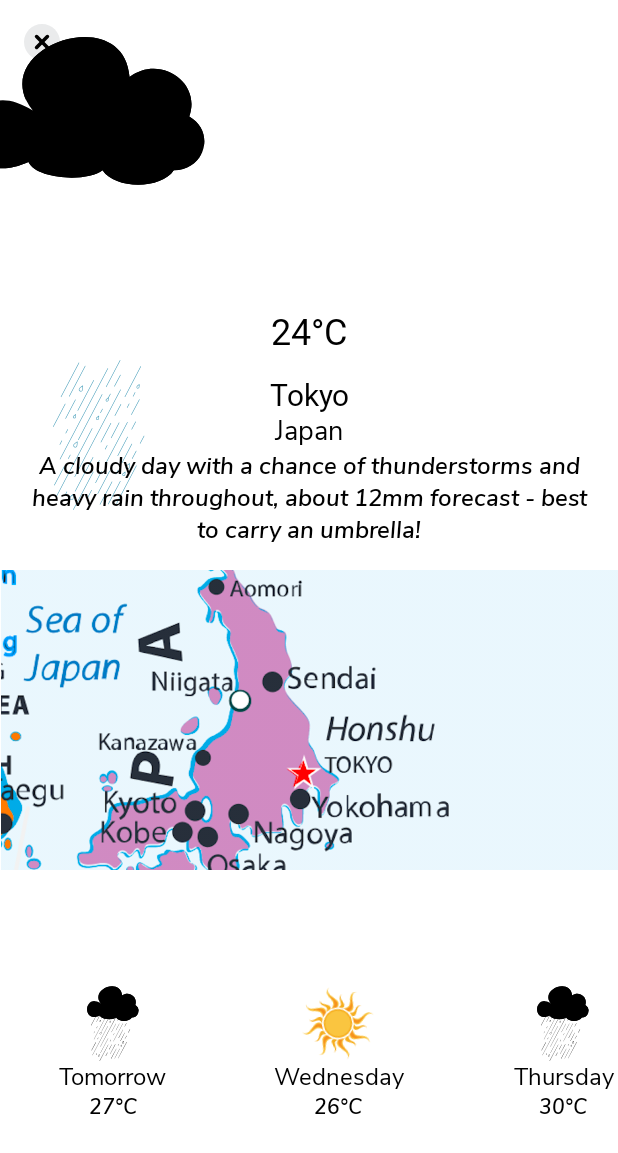
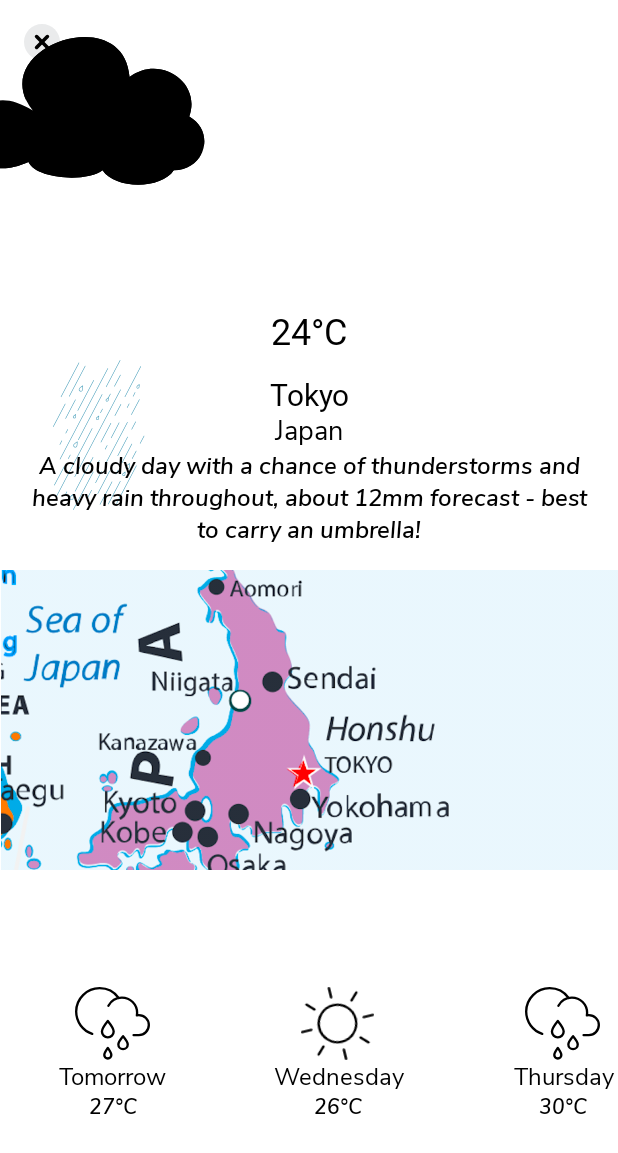
Before and after one commit to poppito/SprocketWeather, an Android app built with Jetpack Compose: the screen it shows after launch (CitiesActivity), after a tap on "Tokyo", on a phone screen of 412 x 824 dp. Shown: the top 1153 px of the screen. Run offline under Robolectric (Android 15) with nearby library versions, the phone set to English and light mode, and no system bars; Roboto replaces fonts that are not available here.

Commit message:
add correct symbols

```diff
--- a/app/src/main/java/com/example/androiddevchallenge/CitiesActivity.kt
+++ b/app/src/main/java/com/example/androiddevchallenge/CitiesActivity.kt
@@ -492,7 +492,7 @@ fun ShowSmallPreviewItem(day: String, temperature: Int, weatherEvent: String) {
         when (weatherEvent) {
             Constants.SNOWY -> {
                 Image(
-                    painterResource(id = R.drawable.snowflake1),
+                    painterResource(id = R.drawable.snow_small),
                     contentDescription = stringResource(id = R.string.cd_snowy),
                     modifier = Modifier
                         .size(50.dp)
@@ -502,7 +502,7 @@ fun ShowSmallPreviewItem(day: String, temperature: Int, weatherEvent: String) {
             }
             Constants.RAINY -> {
                 Image(
-                    painterResource(id = R.drawable.rain_cloud),
+                    painterResource(id = R.drawable.rain_small),
                     contentDescription = stringResource(id = R.string.cd_snowy),
                     modifier = Modifier.size(50.dp),
                     colorFilter = ColorFilter.tint(color = MaterialTheme.colors.onBackground)
@@ -510,7 +510,17 @@ fun ShowSmallPreviewItem(day: String, temperature: Int, weatherEvent: String) {
             }
             Constants.SUNNY -> {
                 Image(
-                    painterResource(id = R.drawable.sun),
+                    painterResource(id = R.drawable.sun_small),
+                    contentDescription = stringResource(id = R.string.cd_snowy),
+                    modifier = Modifier
+                        .size(50.dp)
+                        .rotate(rotate.value),
+                    colorFilter = ColorFilter.tint(color = MaterialTheme.colors.onBackground)
+                )
+            }
+            Constants.OVERCAST -> {
+                Image(
+                    painterResource(id = R.drawable.overcast_small),
                     contentDescription = stringResource(id = R.string.cd_snowy),
                     modifier = Modifier
                         .size(50.dp)
--- a/app/src/main/java/com/example/androiddevchallenge/Constants.kt
+++ b/app/src/main/java/com/example/androiddevchallenge/Constants.kt
@@ -22,5 +22,6 @@ class Constants {
         const val SUNNY = "sunny"
         const val RAINY = "rainy"
         const val SNOWY = "snowy"
+        const val OVERCAST = "overcast"
     }
 }
--- a/app/src/main/java/com/example/androiddevchallenge/model/Models.kt
+++ b/app/src/main/java/com/example/androiddevchallenge/model/Models.kt
@@ -15,6 +15,7 @@
  */
 package com.example.androiddevchallenge.model
 
+import com.example.androiddevchallenge.Constants.Companion.OVERCAST
 import com.example.androiddevchallenge.Constants.Companion.RAINY
 import com.example.androiddevchallenge.Constants.Companion.SNOWY
 import com.example.androiddevchallenge.Constants.Companion.SUNNY
@@ -86,8 +87,8 @@ val cityItems = listOf<Models.CityItem>(
             Models.WeatherPreviewItem(27, day = R.string.txt_tomorrow, weather = RAINY),
             Models.WeatherPreviewItem(26, day = R.string.txt_wednesday, weather = SUNNY),
             Models.WeatherPreviewItem(30, day = R.string.txt_thursday, weather = RAINY),
-            Models.WeatherPreviewItem(25, day = R.string.txt_friday, weather = SUNNY),
-            Models.WeatherPreviewItem(23, day = R.string.txt_saturday, weather = SUNNY),
+            Models.WeatherPreviewItem(25, day = R.string.txt_friday, weather = OVERCAST),
+            Models.WeatherPreviewItem(23, day = R.string.txt_saturday, weather = OVERCAST),
         )
     ),
     Models.CityItem(
@@ -102,7 +103,7 @@ val cityItems = listOf<Models.CityItem>(
             Models.WeatherPreviewItem(32, day = R.string.txt_wednesday, weather = SUNNY),
             Models.WeatherPreviewItem(30, day = R.string.txt_thursday, weather = RAINY),
             Models.WeatherPreviewItem(24, day = R.string.txt_friday, weather = RAINY),
-            Models.WeatherPreviewItem(27, day = R.string.txt_saturday, weather = SUNNY),
+            Models.WeatherPreviewItem(27, day = R.string.txt_saturday, weather = OVERCAST),
         )
     ),
     Models.CityItem(
@@ -128,7 +129,7 @@ val cityItems = listOf<Models.CityItem>(
         primaryWeatherEvent = WeatherEvent.Rain(level = 2),
         map = R.drawable.london_map,
         weatherPreviews = listOf(
-            Models.WeatherPreviewItem(17, day = R.string.txt_tomorrow, weather = SUNNY),
+            Models.WeatherPreviewItem(17, day = R.string.txt_tomorrow, weather = OVERCAST),
             Models.WeatherPreviewItem(17, day = R.string.txt_wednesday, weather = SUNNY),
             Models.WeatherPreviewItem(20, day = R.string.txt_thursday, weather = RAINY),
             Models.WeatherPreviewItem(19, day = R.string.txt_friday, weather = RAINY),
@@ -144,7 +145,7 @@ val cityItems = listOf<Models.CityItem>(
         map = R.drawable.hk_map,
         weatherPreviews = listOf(
             Models.WeatherPreviewItem(28, day = R.string.txt_tomorrow, weather = SUNNY),
-            Models.WeatherPreviewItem(32, day = R.string.txt_wednesday, weather = SUNNY),
+            Models.WeatherPreviewItem(32, day = R.string.txt_wednesday, weather = OVERCAST),
             Models.WeatherPreviewItem(33, day = R.string.txt_thursday, weather = RAINY),
             Models.WeatherPreviewItem(33, day = R.string.txt_friday, weather = RAINY),
             Models.WeatherPreviewItem(29, day = R.string.txt_saturday, weather = SUNNY),
@@ -159,7 +160,7 @@ val cityItems = listOf<Models.CityItem>(
         map = R.drawable.athens_map,
         weatherPreviews = listOf(
             Models.WeatherPreviewItem(19, day = R.string.txt_tomorrow, weather = SUNNY),
-            Models.WeatherPreviewItem(19, day = R.string.txt_wednesday, weather = SUNNY),
+            Models.WeatherPreviewItem(19, day = R.string.txt_wednesday, weather = OVERCAST),
             Models.WeatherPreviewItem(23, day = R.string.txt_thursday, weather = RAINY),
             Models.WeatherPreviewItem(25, day = R.string.txt_friday, weather = SUNNY),
             Models.WeatherPreviewItem(27, day = R.string.txt_saturday, weather = SUNNY),
@@ -177,7 +178,7 @@ val cityItems = listOf<Models.CityItem>(
             Models.WeatherPreviewItem(7, day = R.string.txt_wednesday, weather = SNOWY),
             Models.WeatherPreviewItem(11, day = R.string.txt_thursday, weather = SUNNY),
             Models.WeatherPreviewItem(16, day = R.string.txt_friday, weather = SUNNY),
-            Models.WeatherPreviewItem(14, day = R.string.txt_saturday, weather = SUNNY),
+            Models.WeatherPreviewItem(14, day = R.string.txt_saturday, weather = OVERCAST),
         )
     ),
     Models.CityItem(
@@ -189,9 +190,9 @@ val cityItems = listOf<Models.CityItem>(
         map = R.drawable.paris_map,
         weatherPreviews = listOf(
             Models.WeatherPreviewItem(19, day = R.string.txt_tomorrow, weather = SUNNY),
-            Models.WeatherPreviewItem(19, day = R.string.txt_wednesday, weather = SUNNY),
+            Models.WeatherPreviewItem(19, day = R.string.txt_wednesday, weather = OVERCAST),
             Models.WeatherPreviewItem(23, day = R.string.txt_thursday, weather = RAINY),
-            Models.WeatherPreviewItem(25, day = R.string.txt_friday, weather = SUNNY),
+            Models.WeatherPreviewItem(25, day = R.string.txt_friday, weather = OVERCAST),
             Models.WeatherPreviewItem(27, day = R.string.txt_saturday, weather = SUNNY),
         )
     ),
@@ -218,7 +219,7 @@ val cityItems = listOf<Models.CityItem>(
         primaryWeatherEvent = WeatherEvent.Sun(level = 1),
         map = R.drawable.rdj_map,
         weatherPreviews = listOf(
-            Models.WeatherPreviewItem(33, day = R.string.txt_tomorrow, weather = SUNNY),
+            Models.WeatherPreviewItem(33, day = R.string.txt_tomorrow, weather = OVERCAST),
             Models.WeatherPreviewItem(34, day = R.string.txt_wednesday, weather = SUNNY),
             Models.WeatherPreviewItem(30, day = R.string.txt_thursday, weather = RAINY),
             Models.WeatherPreviewItem(22, day = R.string.txt_friday, weather = RAINY),
@@ -233,8 +234,8 @@ val cityItems = listOf<Models.CityItem>(
         primaryWeatherEvent = WeatherEvent.Sun(level = 3),
         map = R.drawable.abu_dhabi_map,
         weatherPreviews = listOf(
-            Models.WeatherPreviewItem(40, day = R.string.txt_tomorrow, weather = SUNNY),
-            Models.WeatherPreviewItem(39, day = R.string.txt_wednesday, weather = SUNNY),
+            Models.WeatherPreviewItem(40, day = R.string.txt_tomorrow, weather = OVERCAST),
+            Models.WeatherPreviewItem(39, day = R.string.txt_wednesday, weather = OVERCAST),
             Models.WeatherPreviewItem(39, day = R.string.txt_thursday, weather = SUNNY),
             Models.WeatherPreviewItem(40, day = R.string.txt_friday, weather = SUNNY),
             Models.WeatherPreviewItem(41, day = R.string.txt_saturday, weather = SUNNY),
--- /dev/null
+++ b/app/src/main/res/drawable/ic_humidity_small.xml
@@ -0,0 +1,22 @@
+<vector android:height="24dp" android:viewportHeight="64"
+    android:viewportWidth="64" android:width="24dp" xmlns:android="http://schemas.android.com/apk/res/android">
+    <path android:fillColor="#00000000" android:pathData="M61,34L40,55"
+        android:strokeColor="#464646" android:strokeLineCap="round"
+        android:strokeLineJoin="round" android:strokeWidth="2"/>
+    <path android:fillColor="#00000000"
+        android:pathData="M43,42C45.7614,42 48,39.7614 48,37C48,34.2386 45.7614,32 43,32C40.2386,32 38,34.2386 38,37C38,39.7614 40.2386,42 43,42Z"
+        android:strokeColor="#464646" android:strokeLineCap="round"
+        android:strokeLineJoin="round" android:strokeWidth="2"/>
+    <path android:fillColor="#00000000"
+        android:pathData="M58,57C60.7614,57 63,54.7614 63,52C63,49.2386 60.7614,47 58,47C55.2386,47 53,49.2386 53,52C53,54.7614 55.2386,57 58,57Z"
+        android:strokeColor="#464646" android:strokeLineCap="round"
+        android:strokeLineJoin="round" android:strokeWidth="2"/>
+    <path android:fillColor="#00000000"
+        android:pathData="M34.1,60C30.8,61.9 27.1,63 23,63C10.8,63 1,53.2 1,41C1,25 23,1 23,1C23,1 33.5,12.5 40,24.8"
+        android:strokeColor="#464646" android:strokeLineCap="round"
+        android:strokeLineJoin="round" android:strokeWidth="2"/>
+    <path android:fillColor="#00000000"
+        android:pathData="M23,53C16.4,53 11,47.6 11,41"
+        android:strokeColor="#464646" android:strokeLineCap="round"
+        android:strokeLineJoin="round" android:strokeWidth="2"/>
+</vector>
--- /dev/null
+++ b/app/src/main/res/drawable/ic_wind_small.xml
@@ -0,0 +1,18 @@
+<vector android:height="21dp" android:viewportHeight="56"
+    android:viewportWidth="64" android:width="24dp" xmlns:android="http://schemas.android.com/apk/res/android">
+    <path android:fillColor="#00000000"
+        android:pathData="M20.3,11C20.1,10.4 20,9.7 20,9C20,4.6 23.6,1 28,1C32.4,1 36,4.6 36,9C36,13.4 32.4,17 28,17C26,17 1,17 1,17"
+        android:strokeColor="#464646" android:strokeLineCap="round"
+        android:strokeLineJoin="round" android:strokeWidth="2"/>
+    <path android:fillColor="#00000000"
+        android:pathData="M38.3,45C38.1,45.6 38,46.3 38,47C38,51.4 41.6,55 46,55C50.4,55 54,51.4 54,47C54,42.6 50.4,39 46,39C44,39 14,39 14,39"
+        android:strokeColor="#464646" android:strokeLineCap="round"
+        android:strokeLineJoin="round" android:strokeWidth="2"/>
+    <path android:fillColor="#00000000" android:pathData="M8,28H18"
+        android:strokeColor="#464646" android:strokeLineCap="round"
+        android:strokeLineJoin="round" android:strokeWidth="2"/>
+    <path android:fillColor="#00000000"
+        android:pathData="M28,28C28,28 49.7,28 53,28C58.5,28 63,23.5 63,18C63,12.5 58.5,8 53,8C47.5,8 43,12.5 43,18"
+        android:strokeColor="#464646" android:strokeLineCap="round"
+        android:strokeLineJoin="round" android:strokeWidth="2"/>
+</vector>
--- /dev/null
+++ b/app/src/main/res/drawable/overcast_small.xml
@@ -0,0 +1,55 @@
+<vector xmlns:android="http://schemas.android.com/apk/res/android"
+    android:width="64dp"
+    android:height="58dp"
+    android:viewportWidth="64"
+    android:viewportHeight="58">
+  <path
+      android:pathData="M37.2,25.3C33.6,20.3 27.7,17 21,17C10,17 1,26 1,37C1,48 10,57 21,57H40"
+      android:strokeLineJoin="round"
+      android:strokeWidth="2"
+      android:fillColor="#00000000"
+      android:strokeColor="#464646"
+      android:strokeLineCap="round"/>
+  <path
+      android:pathData="M28.5,32C30.7,27.8 35,25 40,25C47.2,25 53,30.8 53,38C53,38.7 52.9,39.5 52.8,40.2C53.3,40.1 53.9,40 54.5,40C59.2,40 63,43.8 63,48.5C63,53.2 59.2,57 54.5,57C54.2,57 53.3,57 52,57"
+      android:strokeLineJoin="round"
+      android:strokeWidth="2"
+      android:fillColor="#00000000"
+      android:strokeColor="#464646"
+      android:strokeLineCap="round"/>
+  <path
+      android:pathData="M40,1V7"
+      android:strokeLineJoin="round"
+      android:strokeWidth="2"
+      android:fillColor="#00000000"
+      android:strokeColor="#464646"
+      android:strokeLineCap="round"/>
+  <path
+      android:pathData="M63,24H57"
+      android:strokeLineJoin="round"
+      android:strokeWidth="2"
+      android:fillColor="#00000000"
+      android:strokeColor="#464646"
+      android:strokeLineCap="round"/>
+  <path
+      android:pathData="M23.7,7.7L28,12"
+      android:strokeLineJoin="round"
+      android:strokeWidth="2"
+      android:fillColor="#00000000"
+      android:strokeColor="#464646"
+      android:strokeLineCap="round"/>
+  <path
+      android:pathData="M56.3,7.7L52,12"
+      android:strokeLineJoin="round"
+      android:strokeWidth="2"
+      android:fillColor="#00000000"
+      android:strokeColor="#464646"
+      android:strokeLineCap="round"/>
+  <path
+      android:pathData="M29.2,18.8C31.1,14.8 35.2,12 40,12C46.6,12 52,17.4 52,24C52,26.2 51.4,28.3 50.3,30.1"
+      android:strokeLineJoin="round"
+      android:strokeWidth="2"
+      android:fillColor="#00000000"
+      android:strokeColor="#464646"
+      android:strokeLineCap="round"/>
+</vector>
--- /dev/null
+++ b/app/src/main/res/drawable/rain_small.xml
@@ -0,0 +1,41 @@
+<vector xmlns:android="http://schemas.android.com/apk/res/android"
+    android:width="64dp"
+    android:height="62dp"
+    android:viewportWidth="64"
+    android:viewportHeight="62">
+  <path
+      android:pathData="M14.7,40C6.7,37.4 1,29.9 1,21C1,10 10,1 21,1C27.7,1 33.6,4.3 37.2,9.3"
+      android:strokeLineJoin="round"
+      android:strokeWidth="2"
+      android:fillColor="#00000000"
+      android:strokeColor="#464646"
+      android:strokeLineCap="round"/>
+  <path
+      android:pathData="M28.5,16C30.7,11.8 35,9 40,9C47.2,9 53,14.8 53,22C53,22.7 52.9,23.5 52.8,24.2C53.3,24.1 53.9,24 54.5,24C59.2,24 63,27.8 63,32.5C63,37.2 59.2,41 54.5,41C54.2,41 50,41 50,41"
+      android:strokeLineJoin="round"
+      android:strokeWidth="2"
+      android:fillColor="#00000000"
+      android:strokeColor="#464646"
+      android:strokeLineCap="round"/>
+  <path
+      android:pathData="M45,49C45,51.2 43.2,53 41,53C38.8,53 37,51.2 37,49C37,46.8 41,42 41,42C41,42 45,46.8 45,49Z"
+      android:strokeLineJoin="round"
+      android:strokeWidth="2"
+      android:fillColor="#00000000"
+      android:strokeColor="#464646"
+      android:strokeLineCap="round"/>
+  <path
+      android:pathData="M33,38C33,40.8 30.8,43 28,43C25.2,43 23,40.8 23,38C23,35.2 28,29 28,29C28,29 33,35.2 33,38Z"
+      android:strokeLineJoin="round"
+      android:strokeWidth="2"
+      android:fillColor="#00000000"
+      android:strokeColor="#464646"
+      android:strokeLineCap="round"/>
+  <path
+      android:pathData="M31,58C31,59.7 29.7,61 28,61C26.3,61 25,59.7 25,58C25,56.3 28,52 28,52C28,52 31,56.3 31,58Z"
+      android:strokeLineJoin="round"
+      android:strokeWidth="2"
+      android:fillColor="#00000000"
+      android:strokeColor="#464646"
+      android:strokeLineCap="round"/>
+</vector>
--- /dev/null
+++ b/app/src/main/res/drawable/snow_small.xml
@@ -0,0 +1,97 @@
+<vector xmlns:android="http://schemas.android.com/apk/res/android"
+    android:width="56dp"
+    android:height="64dp"
+    android:viewportWidth="56"
+    android:viewportHeight="64">
+  <path
+      android:pathData="M37,8L28,18L19,8"
+      android:strokeLineJoin="round"
+      android:strokeWidth="2"
+      android:fillColor="#00000000"
+      android:strokeColor="#464646"
+      android:strokeLineCap="round"/>
+  <path
+      android:pathData="M37,56L28,46L19,56"
+      android:strokeLineJoin="round"
+      android:strokeWidth="2"
+      android:fillColor="#00000000"
+      android:strokeColor="#464646"
+      android:strokeLineCap="round"/>
+  <path
+      android:pathData="M53.3,27.8L40,25L44.3,12.2"
+      android:strokeLineJoin="round"
+      android:strokeWidth="2"
+      android:fillColor="#00000000"
+      android:strokeColor="#464646"
+      android:strokeLineCap="round"/>
+  <path
+      android:pathData="M11.7,51.8L16,39L2.7,36.2"
+      android:strokeLineJoin="round"
+      android:strokeWidth="2"
+      android:fillColor="#00000000"
+      android:strokeColor="#464646"
+      android:strokeLineCap="round"/>
+  <path
+      android:pathData="M44.3,51.8L40,39L53.3,36.2"
+      android:strokeLineJoin="round"
+      android:strokeWidth="2"
+      android:fillColor="#00000000"
+      android:strokeColor="#464646"
+      android:strokeLineCap="round"/>
+  <path
+      android:pathData="M2.7,27.8L16,25L11.7,12.2"
+      android:strokeLineJoin="round"
+      android:strokeWidth="2"
+      android:fillColor="#00000000"
+      android:strokeColor="#464646"
+      android:strokeLineCap="round"/>
+  <path
+      android:pathData="M28,38C31.3137,38 34,35.3137 34,32C34,28.6863 31.3137,26 28,26C24.6863,26 22,28.6863 22,32C22,35.3137 24.6863,38 28,38Z"
+      android:strokeLineJoin="round"
+      android:strokeWidth="2"
+      android:fillColor="#00000000"
+      android:strokeColor="#464646"
+      android:strokeLineCap="round"/>
+  <path
+      android:pathData="M22.9,28.9L1,16"
+      android:strokeLineJoin="round"
+      android:strokeWidth="2"
+      android:fillColor="#00000000"
+      android:strokeColor="#464646"
+      android:strokeLineCap="round"/>
+  <path
+      android:pathData="M55,48L33.1,35.1"
+      android:strokeLineJoin="round"
+      android:strokeWidth="2"
+      android:fillColor="#00000000"
+      android:strokeColor="#464646"
+      android:strokeLineCap="round"/>
+  <path
+      android:pathData="M55,16L33.1,28.9"
+      android:strokeLineJoin="round"
+      android:strokeWidth="2"
+      android:fillColor="#00000000"
+      android:strokeColor="#464646"
+      android:strokeLineCap="round"/>
+  <path
+      android:pathData="M1,48L22.9,35.1"
+      android:strokeLineJoin="round"
+      android:strokeWidth="2"
+      android:fillColor="#00000000"
+      android:strokeColor="#464646"
+      android:strokeLineCap="round"/>
+  <path
+      android:pathData="M28,26V1"
+      android:strokeLineJoin="round"
+      android:strokeWidth="2"
+      android:fillColor="#00000000"
+      android:strokeColor="#464646"
+      android:strokeLineCap="round"/>
+  <path
+      android:pathData="M28,38V63"
+      android:strokeLineJoin="round"
+      android:strokeWidth="2"
+      android:fillColor="#00000000"
+      android:strokeColor="#464646"
+      android:strokeLineCap="round"/>
+</vector>
--- /dev/null
+++ b/app/src/main/res/drawable/sun_small.xml
@@ -0,0 +1,69 @@
+<vector xmlns:android="http://schemas.android.com/apk/res/android"
+    android:width="64dp"
+    android:height="64dp"
+    android:viewportWidth="64"
+    android:viewportHeight="64">
+  <path
+      android:pathData="M32,63V55"
+      android:strokeLineJoin="round"
+      android:strokeWidth="2"
+      android:fillColor="#00000000"
+      android:strokeColor="#464646"
+      android:strokeLineCap="round"/>
+  <path
+      android:pathData="M32,1V9"
+      android:strokeLineJoin="round"
+      android:strokeWidth="2"
+      android:fillColor="#00000000"
+      android:strokeColor="#464646"
+      android:strokeLineCap="round"/>
+  <path
+      android:pathData="M10.1,53.9L15.7,48.3"
+      android:strokeLineJoin="round"
+      android:strokeWidth="2"
+      android:fillColor="#00000000"
+      android:strokeColor="#464646"
+      android:strokeLineCap="round"/>
+  <path
+      android:pathData="M53.9,10.1L48.3,15.7"
+      android:strokeLineJoin="round"
+      android:strokeWidth="2"
+      android:fillColor="#00000000"
+      android:strokeColor="#464646"
+      android:strokeLineCap="round"/>
+  <path
+      android:pathData="M53.9,53.9L48.3,48.3"
+      android:strokeLineJoin="round"
+      android:strokeWidth="2"
+      android:fillColor="#00000000"
+      android:strokeColor="#464646"
+      android:strokeLineCap="round"/>
+  <path
+      android:pathData="M10.1,10.1L15.7,15.7"
+      android:strokeLineJoin="round"
+      android:strokeWidth="2"
+      android:fillColor="#00000000"
+      android:strokeColor="#464646"
+      android:strokeLineCap="round"/>
+  <path
+      android:pathData="M63,32H55"
+      android:strokeLineJoin="round"
+      android:strokeWidth="2"
+      android:fillColor="#00000000"
+      android:strokeColor="#464646"
+      android:strokeLineCap="round"/>
+  <path
+      android:pathData="M9,32H1"
+      android:strokeLineJoin="round"
+      android:strokeWidth="2"
+      android:fillColor="#00000000"
+      android:strokeColor="#464646"
+      android:strokeLineCap="round"/>
+  <path
+      android:pathData="M32,48C40.8366,48 48,40.8366 48,32C48,23.1634 40.8366,16 32,16C23.1634,16 16,23.1634 16,32C16,40.8366 23.1634,48 32,48Z"
+      android:strokeLineJoin="round"
+      android:strokeWidth="2"
+      android:fillColor="#00000000"
+      android:strokeColor="#464646"
+      android:strokeLineCap="round"/>
+</vector>
```
